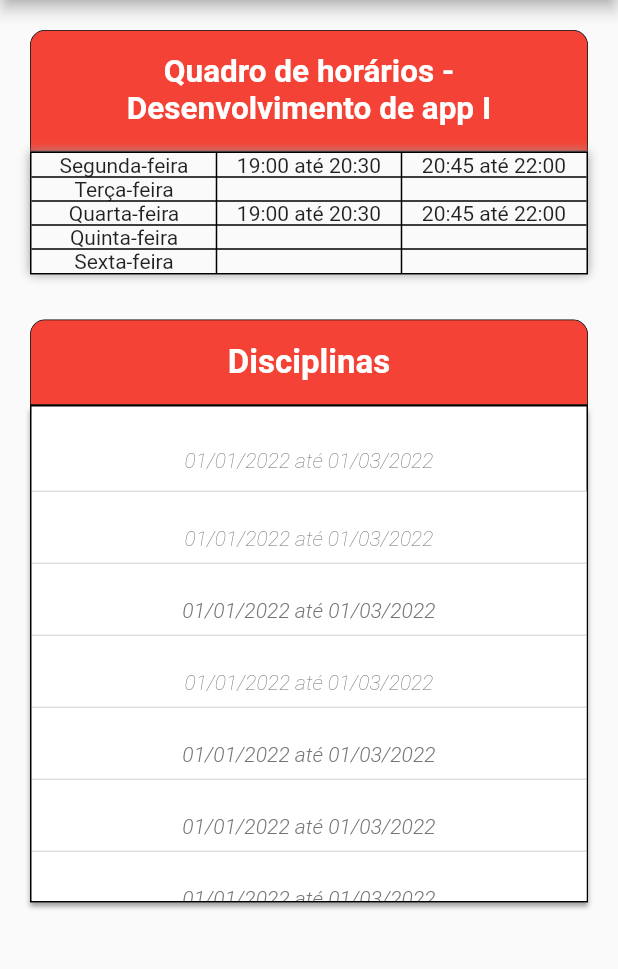
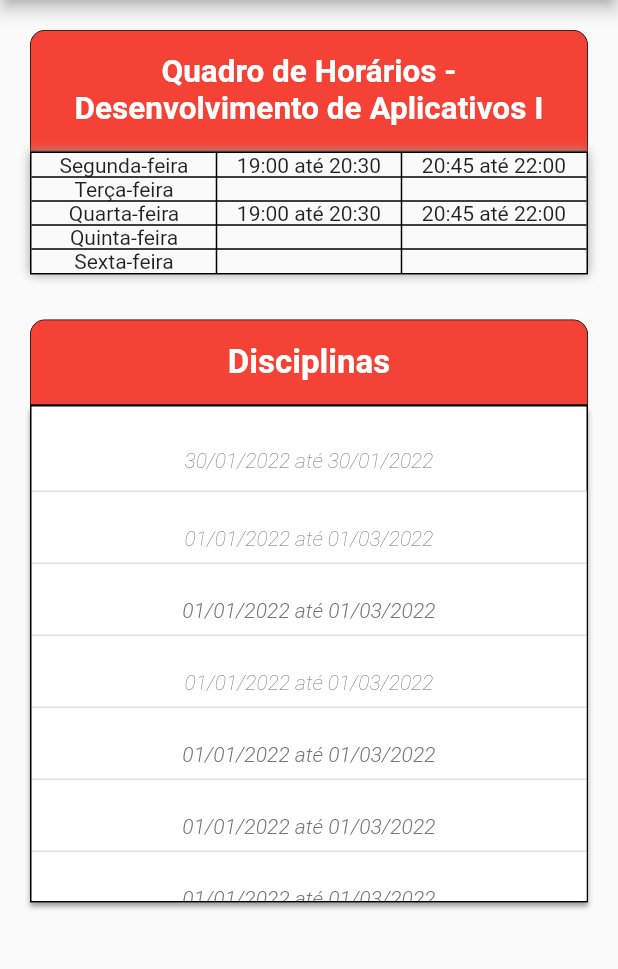
Before and after one commit to felipe-machad/projeto_qi, a Flutter app: the MenuPage screen opened directly, after a tap on "QUADRO DE HORÁRIOS", on a phone screen of 412 x 824 dp, the part 105-1074 px from its top. Run offline on Flutter 3.47's test engine with Material 2 defaults, Android fonts, the phone set to English and light mode, and no system bars.

```diff
--- a/lib/menu.dart
+++ b/lib/menu.dart
@@ -40,31 +40,27 @@ class _MenuPageState extends State<MenuPage> {
             children: [
               Row(
                 crossAxisAlignment: CrossAxisAlignment.start,
-                children: [
+                children: const [
                   Text(
                     "Bem vindo(a), Usuário",
                     style: TextStyle(fontSize: 24),
                   ),
                 ],
               ),
-              Container(margin: EdgeInsets.fromLTRB(0, 30, 0, 0),child: Center(child: Icon(Icons.person_outline, size: 140))),
               Container(
+                margin: const EdgeInsets.fromLTRB(0, 30, 0, 0),
+                child: const Center(
+                  child: Icon(
+                    color: Colors.red,
+                    Icons.person_outline,
+                    size: 140
+
+                    )
+                )
+              ),
+              SizedBox(
                   width: 200,
                   height: 50,
-                  child: ElevatedButton(
-                      style: ButtonStyle(
-                          backgroundColor: MaterialStateColor.resolveWith(
-                              (states) =>
-                                  Color.fromRGBO(243, 0, 0, 1))),
-                      onPressed: () {
-                        Navigator.push(context,
-                            MaterialPageRoute(builder: (context) => Quadro()));
-                      },
-                      child: Text("QUADRO DE HORÁRIOS"))),
-              Container(
-                  width: 200,
-                  height: 50,
-                  margin: EdgeInsets.fromLTRB(0, 30, 0, 0),
                   child: ElevatedButton(
                       style: ButtonStyle(
                           backgroundColor: MaterialStateColor.resolveWith(
@@ -72,13 +68,13 @@ class _MenuPageState extends State<MenuPage> {
                                   const Color.fromRGBO(243, 0, 0, 1))),
                       onPressed: () {
                         Navigator.push(context,
-                            MaterialPageRoute(builder: (context) => MyDados()));
+                            MaterialPageRoute(builder: (context) => const Quadro()));
                       },
-                      child: Text("MEUS DADOS"))),
-                      Container(
+                      child: const Text("QUADRO DE HORÁRIOS"))),
+              Container(
                   width: 200,
                   height: 50,
-                  margin: EdgeInsets.fromLTRB(0, 30, 0, 0),
+                  margin: const EdgeInsets.fromLTRB(0, 30, 0, 0),
                   child: ElevatedButton(
                       style: ButtonStyle(
                           backgroundColor: MaterialStateColor.resolveWith(
@@ -86,9 +82,23 @@ class _MenuPageState extends State<MenuPage> {
                                   const Color.fromRGBO(243, 0, 0, 1))),
                       onPressed: () {
                         Navigator.push(context,
-                            MaterialPageRoute(builder: (context) => NotasPage()));
+                            MaterialPageRoute(builder: (context) => const MyDados()));
                       },
-                      child: Text("NOTAS E FALTAS"))),
+                      child: const Text("MEUS DADOS"))),
+                      Container(
+                  width: 200,
+                  height: 50,
+                  margin: const EdgeInsets.fromLTRB(0, 30, 0, 0),
+                  child: ElevatedButton(
+                      style: ButtonStyle(
+                          backgroundColor: MaterialStateColor.resolveWith(
+                              (states) =>
+                                  const Color.fromRGBO(243, 0, 0, 1))),
+                      onPressed: () {
+                        Navigator.push(context,
+                            MaterialPageRoute(builder: (context) => const NotasPage()));
+                      },
+                      child: const Text("NOTAS E FALTAS"))),
             ],
           ),
         ),
--- a/lib/notas.dart
+++ b/lib/notas.dart
@@ -1,6 +1,4 @@
 import 'package:flutter/material.dart';
-import 'package:scroll_list/meus_dados.dart';
-import 'package:scroll_list/quadro.dart';
 
 class NotasPage extends StatefulWidget {
   const NotasPage({super.key});
--- a/lib/quadro.dart
+++ b/lib/quadro.dart
@@ -1,9 +1,4 @@
-// ignore_for_file: prefer_const_constructors, prefer_const_literals_to_create_immutables
-
 import 'package:flutter/material.dart';
-import 'package:scroll_list/menu.dart';
-import 'meus_dados.dart';
-
 void main() {
   runApp(const MyApp());
 }
@@ -38,9 +33,9 @@ class _QuadroState extends State<Quadro> {
             onPressed: () {
               Navigator.pop(context);
             },
-            icon: Icon(Icons.arrow_back)),
+            icon: const Icon(Icons.arrow_back)),
         centerTitle: true,
-        backgroundColor: Color.fromRGBO(243, 0, 0, 1),
+        backgroundColor: const Color.fromRGBO(243, 0, 0, 1),
         title: Row(
           mainAxisAlignment: MainAxisAlignment.center,
           children: [
@@ -52,7 +47,7 @@ class _QuadroState extends State<Quadro> {
         ),
       ),
       body: Container(
-        margin: EdgeInsets.all(20),
+        margin: const EdgeInsets.all(20),
         child: Column(
           children: [
             Container(
@@ -60,27 +55,27 @@ class _QuadroState extends State<Quadro> {
                   color: Colors.red,
                   border: Border.all(width: 0.5),
                   borderRadius:
-                      BorderRadius.vertical(top: Radius.circular(10))),
+                      const BorderRadius.vertical(top: Radius.circular(10))),
               child: Padding(
                 padding: const EdgeInsets.all(15),
                 child: Table(
-                  children: [
+                  children: const [
                     TableRow(children: [
-                      Text("Quadro de horários - Desenvolvimento de app I",
+                      Text("Quadro de Horários - Desenvolvimento de Aplicativos I",
                           textAlign: TextAlign.center,
                           style: TextStyle(
                               fontSize: 21,
                               fontWeight: FontWeight.bold,
                               color: Colors.white))
-                    ]),
-                  ],
-                ),
-              ),
+                    ])
+                  ]
+                )
+              )
             ),
             Container(
               decoration: BoxDecoration(
                 border: Border.all(),
-                boxShadow: [
+                boxShadow: const [
                   BoxShadow(
                       blurRadius: 5,
                       color: Colors.grey,
@@ -88,10 +83,10 @@ class _QuadroState extends State<Quadro> {
                 ],
               ),
               child: Table(
-                border: TableBorder(
+                border: const TableBorder(
                     horizontalInside: BorderSide(width: 1),
                     verticalInside: BorderSide(width: 1)),
-                children: [
+                children: const [
                   TableRow(children: [
                     Text("Segunda-feira", textAlign: TextAlign.center),
                     Text("19:00 até 20:30", textAlign: TextAlign.center),
@@ -121,31 +116,32 @@ class _QuadroState extends State<Quadro> {
               ),
             ),
             Container(
-              margin: EdgeInsets.fromLTRB(0, 30, 0, 0),
+              margin: const EdgeInsets.fromLTRB(0, 30, 0, 0),
               decoration: BoxDecoration(
                   color: Colors.red,
                   border: Border.all(width: 0.5),
                   borderRadius:
-                      BorderRadius.vertical(top: Radius.circular(10))),
+                    const BorderRadius.vertical(top: Radius.circular(10))),
               child: Padding(
                 padding: const EdgeInsets.all(15),
                   child: Table(
+                    children: const [
+                      TableRow(
                         children: [
-                    TableRow(children: [
                           Text("Disciplinas",
                             textAlign: TextAlign.center,
                             style: TextStyle(
                               fontSize: 22,
                               fontWeight: FontWeight.bold,
-                              color: Colors.white))
-                    ]),
-                  ],
-                ),
-              ),
+                              color: Colors.white)
+                          )]
+                      )]
+                  )
+                )
             ),
             Container(
               decoration: BoxDecoration(
-                boxShadow: [
+                boxShadow: const [
                   BoxShadow(
                       blurRadius: 2, offset: Offset(0, 3), color: Colors.grey)
                 ],
@@ -167,10 +163,10 @@ class _QuadroState extends State<Quadro> {
                                   textAlign: TextAlign.center,
                                   text: TextSpan(
                                       text:
-                                          "Boas vindas - Informática para internet \n",
+                                          "Boas Vindas - Informática para Internet \n",
                                       children: <TextSpan>[
                                         TextSpan(
-                                          text: "01/01/2022 até 01/03/2022",
+                                          text: "30/01/2022 até 30/01/2022",
                                           style: TextStyle(
                                             color: Colors.grey[600],
                                             fontStyle: FontStyle.italic,
@@ -198,7 +194,7 @@ class _QuadroState extends State<Quadro> {
                                     textAlign: TextAlign.center,
                                     text: TextSpan(
                                         text:
-                                            "Desenvolvimento de aplicativos I \n",
+                                            "Desenvolvimento de Aplicativos I \n",
                                         children: <TextSpan>[
                                           TextSpan(
                                             text: "01/01/2022 até 01/03/2022",
@@ -229,19 +225,22 @@ class _QuadroState extends State<Quadro> {
                                     textAlign: TextAlign.center,
                                     text: TextSpan(
                                         text:
-                                            "Desenvolvimento de aplicativos II \n",
+                                            "Desenvolvimento de Aplicativos II \n",
                                         children: [
                                           TextSpan(
                                             text: "01/01/2022 até 01/03/2022",
                                             style: TextStyle(
                                                 color: Colors.grey[600],
                                                 fontStyle: FontStyle.italic,
-                                                fontWeight: FontWeight.w300),
+                                                fontWeight: FontWeight.w300
                                                 )
-                                        ]),
+                                          )]
+                                          )
+                                  )
+                                )
+                                )
+                              ]
                           ),
-                                )),
-                              ]),
                           DataRow(
                               color: MaterialStateProperty.resolveWith<Color?>(
                                   (Set<MaterialState> states) {
@@ -259,19 +258,22 @@ class _QuadroState extends State<Quadro> {
                                     textAlign: TextAlign.center,
                                     text: TextSpan(
                                         text:
-                                            "Desenvolvimento de sistemas web I \n",
+                                            "Desenvolvimento de Sistemas Web I \n",
                                         children: [
                                           TextSpan(
                                             text: "01/01/2022 até 01/03/2022",
                                             style: TextStyle(
                                                 color: Colors.grey[600],
                                                 fontStyle: FontStyle.italic,
-                                                fontWeight: FontWeight.w100),
+                                                fontWeight: FontWeight.w100
                                                 )
-                                        ]),
+                                          )]
+                                          )
+                                  )
+                                )
+                                )
+                              ]
                           ),
-                                )),
-                              ]),
                           DataRow(
                               color: MaterialStateProperty.resolveWith<Color?>(
                                   (Set<MaterialState> states) {
@@ -289,19 +291,22 @@ class _QuadroState extends State<Quadro> {
                                     textAlign: TextAlign.center,
                                     text: TextSpan(
                                         text:
-                                            "Desenvolvimento de sistemas web II \n",
+                                            "Desenvolvimento de Sistemas Web II \n",
                                         children: [
                                           TextSpan(
                                             text: "01/01/2022 até 01/03/2022",
                                             style: TextStyle(
                                                 color: Colors.grey[600],
                                                 fontStyle: FontStyle.italic,
-                                                fontWeight: FontWeight.w300),
+                                                fontWeight: FontWeight.w300
                                                 )
-                                        ]),
+                                          )]
+                                          )
+                                  )
+                                )
+                                )
+                              ]
                           ),
-                                )),
-                              ]),
                           DataRow(
                               color: MaterialStateProperty.resolveWith<Color?>(
                                   (Set<MaterialState> states) {
@@ -319,7 +324,7 @@ class _QuadroState extends State<Quadro> {
                                     textAlign: TextAlign.center,
                                     text: TextSpan(
                                         text:
-                                            "Desenvolvimento de sistemas web III \n",
+                                            "Desenvolvimento de Sistemas Web III \n",
                                         children: [
                                           TextSpan(
                                             text: "01/01/2022 até 01/03/2022",
@@ -327,11 +332,13 @@ class _QuadroState extends State<Quadro> {
                                                 color: Colors.grey[600],
                                                 fontStyle: FontStyle.italic,
                                                 fontWeight: FontWeight.w300),
+                                          )]
                                       )
-                                        ]),
+                                  )
+                                )
+                              )
+                              ]
                           ),
-                                )),
-                              ]),
                           DataRow(
                               color: MaterialStateProperty.resolveWith<Color?>(
                                   (Set<MaterialState> states) {
@@ -342,9 +349,11 @@ class _QuadroState extends State<Quadro> {
                                       .withOpacity(0.08);
                                 }
                                 return Colors.white; // Use the default value.
-                              }),
+                              }
+                              ),
                               cells: <DataCell>[
-                                DataCell(Center(
+                                DataCell(
+                                  Center(
                                     child: RichText(
                                       textAlign: TextAlign.center,
                                       text: TextSpan(
@@ -355,12 +364,16 @@ class _QuadroState extends State<Quadro> {
                                               style: TextStyle(
                                                 color: Colors.grey[600],
                                                 fontStyle: FontStyle.italic,
-                                                fontWeight: FontWeight.w300),
+                                                fontWeight: FontWeight.w300
                                                 )
-                                        ]),
+                                          )
+                                        ]
+                                      )
+                                  )
+                                  )
+                                )
+                              ]
                           ),
-                                )),
-                              ]),
                           DataRow(
                               color: MaterialStateProperty.resolveWith<Color?>(
                                   (Set<MaterialState> states) {
@@ -385,12 +398,15 @@ class _QuadroState extends State<Quadro> {
                                             style: TextStyle(
                                                 color: Colors.grey[600],
                                                 fontStyle: FontStyle.italic,
-                                                fontWeight: FontWeight.w300),
+                                                fontWeight: FontWeight.w300
                                             )
-                                        ]),
+                                          )]
+                                      )
+                                    )
+                                  )
+                                )
+                              ]
                           ),
-                                )),
-                              ]),
                           DataRow(
                               color: MaterialStateProperty.resolveWith<Color?>(
                                   (Set<MaterialState> states) {
@@ -415,91 +431,23 @@ class _QuadroState extends State<Quadro> {
                                             style: TextStyle(
                                                 color: Colors.grey[600],
                                                 fontStyle: FontStyle.italic,
-                                                fontWeight: FontWeight.w300),
+                                                fontWeight: FontWeight.w300)
+                                          )]
                                       )
-                                        ]),
-                                  ),
-                                )),
-                              ]),
-                          DataRow(
-                              color: MaterialStateProperty.resolveWith<Color?>(
-                                  (Set<MaterialState> states) {
-                                if (states.contains(MaterialState.selected)) {
-                                  return Theme.of(context)
-                                      .colorScheme
-                                      .primary
-                                      .withOpacity(0.08);
-                                }
-                                return Colors.white; // Use the default value.
-                              }),
-                              cells: <DataCell>[
-                                DataCell(Center(
-                                  child: RichText(
-                                    textAlign: TextAlign.center,
-                                    text: TextSpan(text: "TESTE \n", children: [
-                                      TextSpan(
-                                        text: "01/01/2022 até 01/03/2022",
-                                        style: TextStyle(
-                                            color: Colors.grey[600],
-                                            fontStyle: FontStyle.italic,
-                                            fontWeight: FontWeight.w300),
                                   )
-                                    ]),
-                                  ),
-                                )),
-                              ]),
-                          DataRow(
-                              color: MaterialStateProperty.resolveWith<Color?>(
-                                  (Set<MaterialState> states) {
-                                if (states.contains(MaterialState.selected)) {
-                                  return Theme.of(context)
-                                      .colorScheme
-                                      .primary
-                                      .withOpacity(0.08);
-                                }
-                                return Colors.white; // Use the default value.
-                              }),
-                              cells: <DataCell>[
-                                DataCell(ElevatedButton(
-                                    onPressed: () {
-                                      Navigator.push(
-                                          context,
-                                          MaterialPageRoute(
-                                              builder: (builder) => MyDados()));
-                                    },
-                                    child: Text("Quadro de horarios"))),
-                              ]),
-                          DataRow(
-                              color: MaterialStateProperty.resolveWith<Color?>(
-                                  (Set<MaterialState> states) {
-                                if (states.contains(MaterialState.selected)) {
-                                  return Theme.of(context)
-                                      .colorScheme
-                                      .primary
-                                      .withOpacity(0.08);
-                                }
-                                return Colors.white; // Use the default value.
-                              }),
-                              cells: <DataCell>[
-                                DataCell(ElevatedButton(
-                                    onPressed: () {
-                                      Navigator.push(
-                                          context,
-                                          MaterialPageRoute(
-                                              builder: (builder) => MenuPage()));
-                                    },
-                                    child: Text("Menu de telas"))),
-                              ]),
-                        ]),
-                      ),
                                 )
-                  ],
-                ),
-              ),
-            ),
-          ],
-        ),
-      ),
+                              )
+                            ]
+                          )
+                        ]
+                      )
+                      )
+                    )]
+                )
+              )
+            )]
+        )
+      )
     );
   }
 }
```
Also changed, not shown: lib/main.dart (+4 -9 lines), lib/meus_dados.dart (+143 -162 lines). Lines whose indentation alone changed are shown as unchanged.
